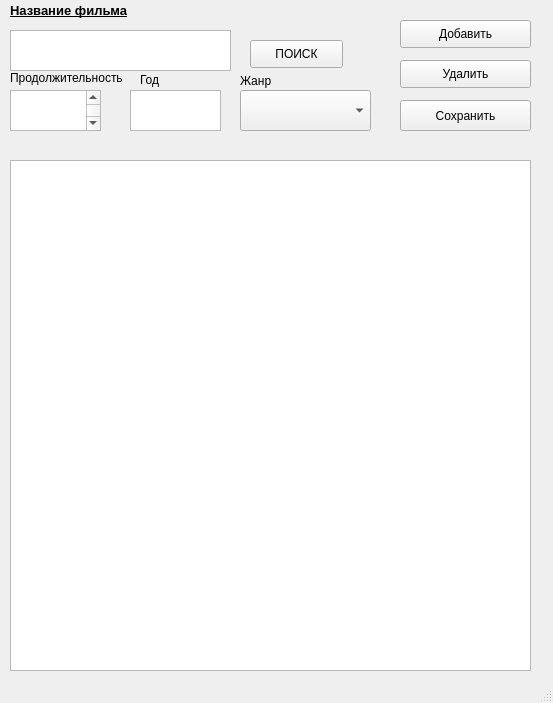
brdglv/Ruslan, file database/main.ui: the form before one commit.
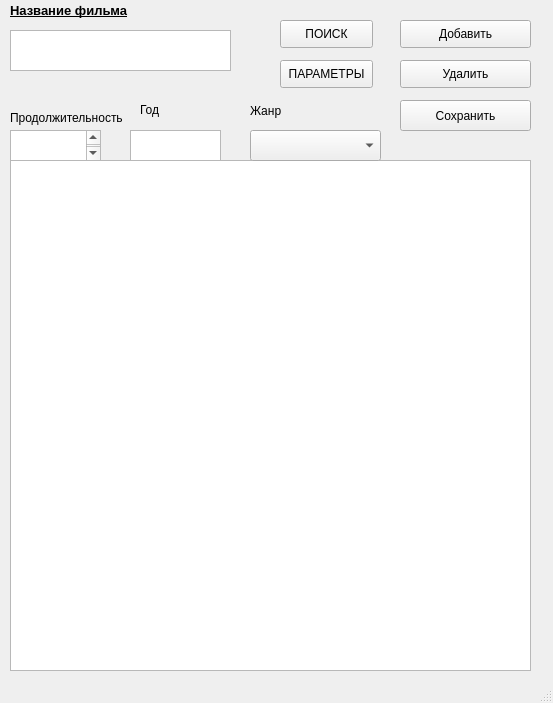
The form after the commit.

Commit message: добавил поиск по жанрам

What changed in the file:
```diff
--- a/database/main.ui
+++ b/database/main.ui
@@ -65,9 +65,9 @@
     <property name="geometry">
      <rect>
       <x>10</x>
-      <y>90</y>
+      <y>130</y>
       <width>91</width>
-      <height>41</height>
+      <height>31</height>
      </rect>
     </property>
     <property name="maximumSize">
@@ -90,7 +90,7 @@
     <property name="geometry">
      <rect>
       <x>10</x>
-      <y>70</y>
+      <y>110</y>
       <width>260</width>
       <height>16</height>
      </rect>
@@ -103,9 +103,9 @@
     <property name="geometry">
      <rect>
       <x>130</x>
-      <y>90</y>
+      <y>130</y>
       <width>91</width>
-      <height>41</height>
+      <height>31</height>
      </rect>
     </property>
     <property name="maximumSize">
@@ -119,7 +119,7 @@
     <property name="geometry">
      <rect>
       <x>140</x>
-      <y>70</y>
+      <y>100</y>
       <width>51</width>
       <height>20</height>
      </rect>
@@ -131,8 +131,8 @@
    <widget class="QLabel" name="label_7">
     <property name="geometry">
      <rect>
-      <x>240</x>
-      <y>60</y>
+      <x>250</x>
+      <y>90</y>
       <width>41</width>
       <height>41</height>
      </rect>
@@ -144,10 +144,10 @@
    <widget class="QComboBox" name="combo">
     <property name="geometry">
      <rect>
-      <x>240</x>
-      <y>90</y>
+      <x>250</x>
+      <y>130</y>
       <width>131</width>
-      <height>41</height>
+      <height>31</height>
      </rect>
     </property>
     <property name="maximumSize">
@@ -160,8 +160,8 @@
    <widget class="QPushButton" name="find2">
     <property name="geometry">
      <rect>
-      <x>250</x>
-      <y>40</y>
+      <x>280</x>
+      <y>20</y>
       <width>93</width>
       <height>28</height>
      </rect>
@@ -216,6 +216,19 @@
      <string>Сохранить</string>
     </property>
    </widget>
+   <widget class="QPushButton" name="find1">
+    <property name="geometry">
+     <rect>
+      <x>280</x>
+      <y>60</y>
+      <width>93</width>
+      <height>28</height>
+     </rect>
+    </property>
+    <property name="text">
+     <string>ПАРАМЕТРЫ</string>
+    </property>
+   </widget>
   </widget>
   <widget class="QStatusBar" name="statusbar"/>
   <action name="save">
```
Left out of the diff: 3 changed lines with no effect on the pictures. The commit also changes 1 other file.
